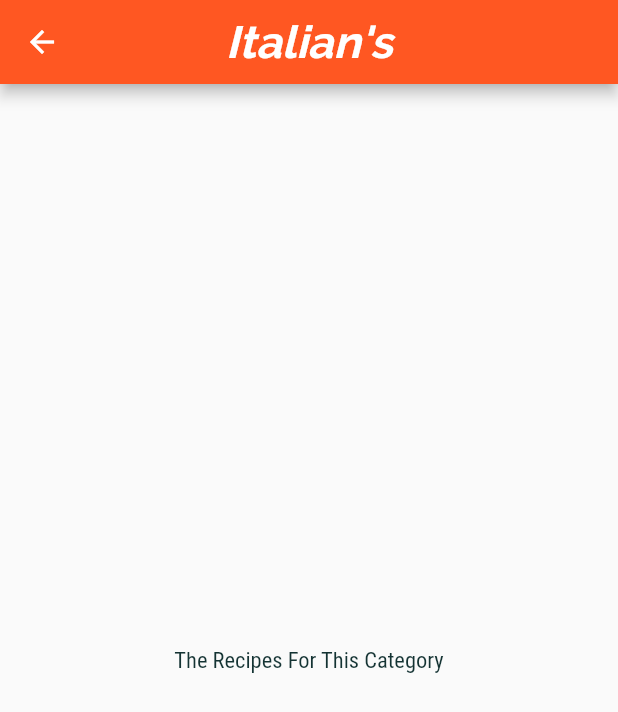
After one commit to RishabhSaini619/up_003_MealsApp, a Flutter app: the screen it shows after launch, after a tap on "Italian", on a phone screen of 412 x 824 dp. The commit adds this screen. Shown: the top 712 px of the screen. Run offline on Flutter 3.47's test engine with Material 2 defaults, Android fonts, the phone set to English and light mode, and no system bars.

Commit message:
Category Meals Screen

```diff
--- a/lib/main.dart
+++ b/lib/main.dart
@@ -29,7 +29,20 @@ class MyApp extends StatelessWidget {
             fontStyle: FontStyle.italic,
             fontWeight: FontWeight.bold,
           ),
-
+          displayMedium: TextStyle(
+            color: Colors.white,
+            fontSize: 30,
+            fontFamily: 'Raleway',
+            fontStyle: FontStyle.italic,
+            fontWeight: FontWeight.bold,
+          ),
+          displaySmall: TextStyle(
+            color: Colors.white,
+            fontSize: 20,
+            fontFamily: 'Raleway',
+            fontStyle: FontStyle.italic,
+            fontWeight: FontWeight.bold,
+          ),
           titleLarge: TextStyle(
             fontSize: 40,
             fontFamily: 'Raleway',
--- a/lib/screen/screen_categories.dart
+++ b/lib/screen/screen_categories.dart
@@ -1,6 +1,6 @@
 import 'package:flutter/material.dart';
-import 'package:up_003_mealsapp/widget_category_item.dart';
-import 'package:up_003_mealsapp/widget_data.dart';
+import 'package:up_003_mealsapp/models/model_data.dart';
+import 'package:up_003_mealsapp/widgets/widget_category_item.dart';
 
 class CategoriesScreen extends StatelessWidget {
   const CategoriesScreen({Key? key}) : super(key: key);
@@ -9,7 +9,7 @@ class CategoriesScreen extends StatelessWidget {
   Widget build(BuildContext context) {
     return Scaffold(
       appBar: AppBar(
-        title:  Text(
+        title: Text(
           'MEAL\'S App',
           style: Theme.of(context).textTheme.displayLarge,
         ),
@@ -24,6 +24,7 @@ class CategoriesScreen extends StatelessWidget {
           mainAxisSpacing: 20,
         ),
         children: BasicData.map((categoryData) => CategoryItem(
+              categoryData.id,
               categoryData.title,
               categoryData.color,
             )).toList(),
--- /dev/null
+++ b/lib/screen/screen_category_meals.dart
@@ -0,0 +1,29 @@
+import 'package:flutter/material.dart';
+
+class CategoryMealsScreen extends StatelessWidget {
+  final String categoryMealsId;
+  final String categoryMealsTitle;
+
+  const CategoryMealsScreen(this.categoryMealsId, this.categoryMealsTitle,
+      {Key? key})
+      : super(key: key);
+
+  @override
+  Widget build(BuildContext context) {
+    return Scaffold(
+      appBar: AppBar(
+        title: Text(
+          "$categoryMealsTitle\'s",
+          style: Theme.of(context).textTheme.displayMedium,
+        ),
+        centerTitle: true,
+      ),
+      body: Center(
+        child: Text(
+          'The Recipes For This Category',
+          style: Theme.of(context).textTheme.bodyMedium,
+        ),
+      ),
+    );
+  }
+}
--- a/lib/widget_category_item.dart
+++ /dev/null
@@ -1,41 +0,0 @@
-import 'package:flutter/material.dart';
-
-class CategoryItem extends StatelessWidget {
-  final String title;
-  final Color color;
-
-  const CategoryItem(this.title, this.color, {super.key});
-
-  @override
-  Widget build(BuildContext context) {
-    return Container(
-      padding: const EdgeInsets.all(25),
-      decoration: BoxDecoration(
-        shape: BoxShape.rectangle,
-        // borderRadius: BorderRadius.circular(20),
-        borderRadius: const BorderRadius.only(
-          topRight: Radius.circular(20),
-          bottomLeft: Radius.circular(20),
-        ),
-        // color: color,
-        gradient: LinearGradient(
-          colors: [
-            color.withOpacity(0.6),
-            color,
-            color,
-            color,
-            color.withOpacity(0.6),
-          ],
-          tileMode: TileMode.mirror,
-          begin: Alignment.topRight,
-          end: Alignment.bottomLeft,
-        ),
-      ),
-      child: Text(
-        title,
-        textAlign: TextAlign.center,
-        style: Theme.of(context).textTheme.bodyLarge,
-      ),
-    );
-  }
-}
--- /dev/null
+++ b/lib/widgets/widget_category_item.dart
@@ -0,0 +1,59 @@
+
+import 'package:flutter/material.dart';
+import 'package:up_003_mealsapp/screen/screen_category_meals.dart';
+
+class CategoryItem extends StatelessWidget {
+  final String id;
+  final String title;
+  final Color color;
+
+  const CategoryItem(this.id, this.title, this.color, {super.key});
+
+  void selectCategory(BuildContext naviCtx) {
+    Navigator.of(naviCtx).push(
+      MaterialPageRoute(
+        builder: (_) {
+          return CategoryMealsScreen(id, title);
+        },
+      ),
+    );
+  }
+
+  @override
+  Widget build(BuildContext context) {
+    return InkWell(
+      onTap: () => selectCategory(context),
+      splashColor: Theme.of(context).primaryColor,
+      borderRadius: BorderRadius.circular(15),
+      child: Container(
+        padding: const EdgeInsets.all(25),
+        decoration: BoxDecoration(
+          shape: BoxShape.rectangle,
+          // borderRadius: BorderRadius.circular(20),
+          borderRadius: const BorderRadius.only(
+            topRight: Radius.circular(20),
+            bottomLeft: Radius.circular(20),
+          ),
+          // color: color,
+          gradient: LinearGradient(
+            colors: [
+              color.withOpacity(0.6),
+              color,
+              color,
+              color,
+              color.withOpacity(0.6),
+            ],
+            tileMode: TileMode.mirror,
+            begin: Alignment.topRight,
+            end: Alignment.bottomLeft,
+          ),
+        ),
+        child: Text(
+          title,
+          textAlign: TextAlign.center,
+          style: Theme.of(context).textTheme.bodyLarge,
+        ),
+      ),
+    );
+  }
+}
```
Also changed, not shown: lib/models/model_data.dart (renamed from lib/widget_data.dart).
